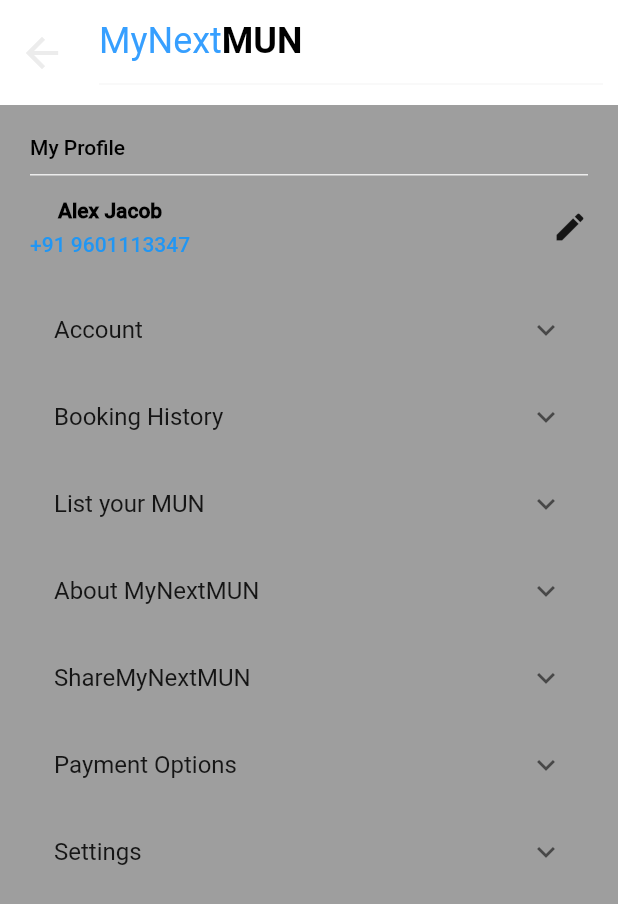
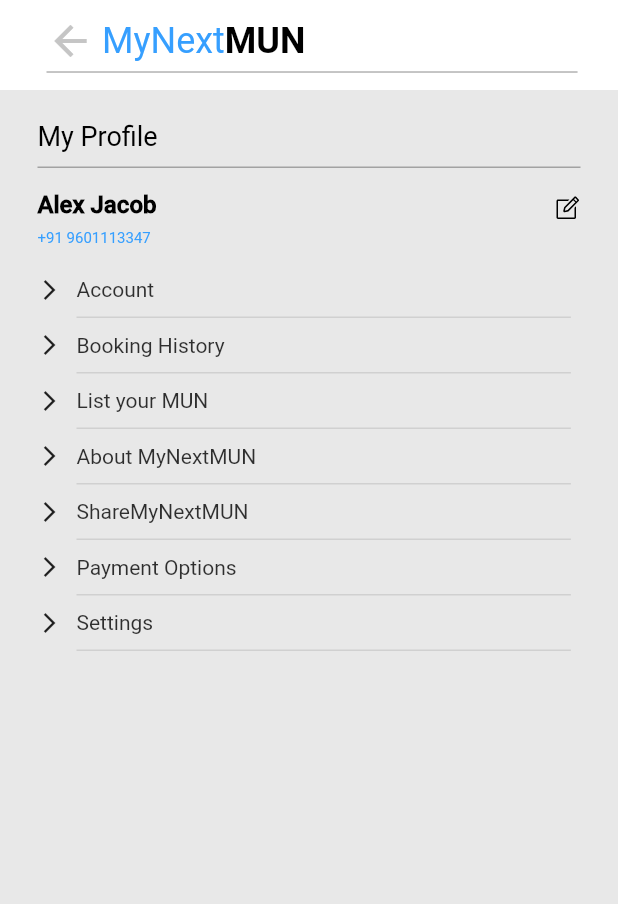
Before and after one commit to smit-mist/The-MUN, a Flutter app: the UserProfileScreen screen opened directly, on a phone screen of 412 x 824 dp. Shown: the top 904 px of the screen. Run offline on Flutter 3.47's test engine with Material 2 defaults, Android fonts, the phone set to English and light mode, and no system bars; our stand-ins replace chewie, cloud_firestore, firebase_auth, firebase_core, flutter_rating_bar, flutter_spinkit and 5 more; accounts and stored records are empty; Roboto replaces fonts that are missing (RobotoLight).

Commit message:
Profile Screen Completed

```diff
--- a/mun/lib/views/MUN/select_committee_screen.dart
+++ b/mun/lib/views/MUN/select_committee_screen.dart
@@ -35,7 +35,7 @@ class _SelectCommitteeScreenState extends State<SelectCommitteeScreen> {
       backgroundColor: Colors.white,
       appBar: AppBar(
         leading: Container(),
-        toolbarHeight: 70,
+        toolbarHeight: 60,
         backgroundColor: Colors.white,
         elevation: 0,
         titleSpacing: -25,
@@ -58,7 +58,7 @@ class _SelectCommitteeScreenState extends State<SelectCommitteeScreen> {
                 ],
               ),
               SizedBox(
-                height: 15,
+                height: 5,
               ),
               Container(
                 width: w * (345 / kScreenWidth),
--- a/mun/lib/views/home/user_profile_screen.dart
+++ b/mun/lib/views/home/user_profile_screen.dart
@@ -1,4 +1,5 @@
 import 'package:flutter/material.dart';
+import 'package:flutter_svg/flutter_svg.dart';
 import 'package:mun/views/elements/constants.dart';
 import 'package:mun/views/elements/textstyles.dart';
 import 'package:mun/views/elements/widgets/logo.dart';
@@ -25,47 +26,57 @@ class _UserProfileScreenState extends State<UserProfileScreen> {
     double h = MediaQuery.of(context).size.height;
     return Scaffold(
       appBar: AppBar(
-        leading: Icon(
-          Icons.arrow_back,
-          color: kGreyShade,
-          size: 32,
-        ),
-        toolbarHeight: 70,
+        leading: Container(),
+        toolbarHeight: 60,
         backgroundColor: Colors.white,
         elevation: 0,
-        centerTitle: true,
-        titleSpacing: 10,
-        automaticallyImplyLeading: false,
+        titleSpacing: -25,
         title: Container(
-          width: w * (0.9),
+          width: w,
           child: Column(
+            crossAxisAlignment: CrossAxisAlignment.start,
             children: [
               Row(
-                mainAxisAlignment: MainAxisAlignment.spaceBetween,
                 children: [
+                  Icon(
+                    Icons.arrow_back,
+                    color: kIconShade,
+                    size: 32,
+                  ),
+                  SizedBox(
+                    width: 5,
+                  ),
                   MUNLogo(),
                 ],
               ),
               SizedBox(
-                height: 15,
+                height: 5,
               ),
-              Divider(
-                height: 0.01,
-                thickness: 1,
-                color: kGreyShade.withOpacity(0.4),
+              Container(
+                width: w * (345 / kScreenWidth),
+                padding: const EdgeInsets.only(right: 25.0),
+                child: Divider(
+                  height: 0.01,
+                  thickness: 1,
+                  color: Colors.black.withOpacity(0.3),
+                ),
               )
             ],
           ),
         ),
       ),
       body: Container(
-        padding: EdgeInsets.all(20),
+        color: kBackgroundShade,
+        padding: EdgeInsets.symmetric(horizontal: 25),
         child: Column(
           crossAxisAlignment: CrossAxisAlignment.start,
           children: [
+            SizedBox(
+              height: 20,
+            ),
             Text(
               'My Profile',
-              style: robotoMedium(size:14),
+              style: robotoLight(size: 18),
             ),
             SizedBox(
               height: 10,
@@ -73,19 +84,20 @@ class _UserProfileScreenState extends State<UserProfileScreen> {
             Divider(
               thickness: 1,
               height: 1,
-              color: kGreyShade,
+              color: Colors.black.withOpacity(0.3),
             ),
             SizedBox(
               height: 15,
             ),
             Row(
-              mainAxisAlignment: MainAxisAlignment.spaceBetween,
+              crossAxisAlignment: CrossAxisAlignment.start,
               children: [
                 Column(
+                  crossAxisAlignment: CrossAxisAlignment.start,
                   children: [
                     Text(
                       'Alex Jacob',
-                      style:robotoMedium(size:14).copyWith(
+                      style: robotoMedium(size: 16).copyWith(
                         fontWeight: FontWeight.bold,
                       ),
                     ),
@@ -94,35 +106,31 @@ class _UserProfileScreenState extends State<UserProfileScreen> {
                     ),
                     Text(
                       '+91 9601113347',
-                      style:robotoMedium(size:14).copyWith(
-                        color: Colors.blue,
+                      style: robotoRegular(size: 10).copyWith(
+                        color: kBlueShade,
                       ),
                     )
                   ],
                 ),
-                Icon(Icons.edit)
+                Spacer(),
+                Padding(
+                  padding: const EdgeInsets.only(top: 3.0),
+                  child: SvgPicture.asset(
+                    'assets/icons/edit.svg',
+                    color: Colors.black,
+                  ),
+                ),
               ],
             ),
             SizedBox(
               height: 20,
             ),
             Expanded(
-             // height: h * 0.5,
+              // height: h * 0.5,
               child: ListView.builder(
                 itemCount: optionName.length,
                 itemBuilder: (context, i) {
-                  return ExpansionTile(
-                    title: Text(
-                      optionName[i],
-                    ),
-                    children: [
-                      Container(
-                        height: h * 0.3,
-                        width: w * 0.95,
-                        color: Colors.blue,
-                      )
-                    ],
-                  );
+                  return Tile(text: optionName[i]);
                 },
               ),
             )
@@ -132,3 +140,50 @@ class _UserProfileScreenState extends State<UserProfileScreen> {
     );
   }
 }
+
+class Tile extends StatefulWidget {
+  String text;
+  Tile({this.text});
+  @override
+  _TileState createState() => _TileState();
+}
+
+class _TileState extends State<Tile> {
+  @override
+  Widget build(BuildContext context) {
+    double w = MediaQuery.of(context).size.width;
+    return Padding(
+      padding: const EdgeInsets.only(bottom:10.0),
+      child: Container(
+        child: Row(
+          crossAxisAlignment: CrossAxisAlignment.start,
+          children: [
+            Icon(
+              Icons.arrow_forward_ios,
+              size: 16,
+            ),
+            SizedBox(width: 10),
+            Column(
+              crossAxisAlignment: CrossAxisAlignment.start,
+              children: [
+                Text(
+                  widget.text,
+                  style: robotoLight(size: 14,color: Colors.black.withOpacity(0.8)),
+                ),
+                SizedBox(height: 10,),
+                SizedBox(
+                  width: w * 0.8,
+                  child: Divider(
+                    thickness: 1,
+                    height: 1,
+                    color: Colors.black.withOpacity(0.1),
+                  ),
+                )
+              ],
+            )
+          ],
+        ),
+      ),
+    );
+  }
+}
```
Also changed, not shown: mun/assets/icons/edit.svg (added).
